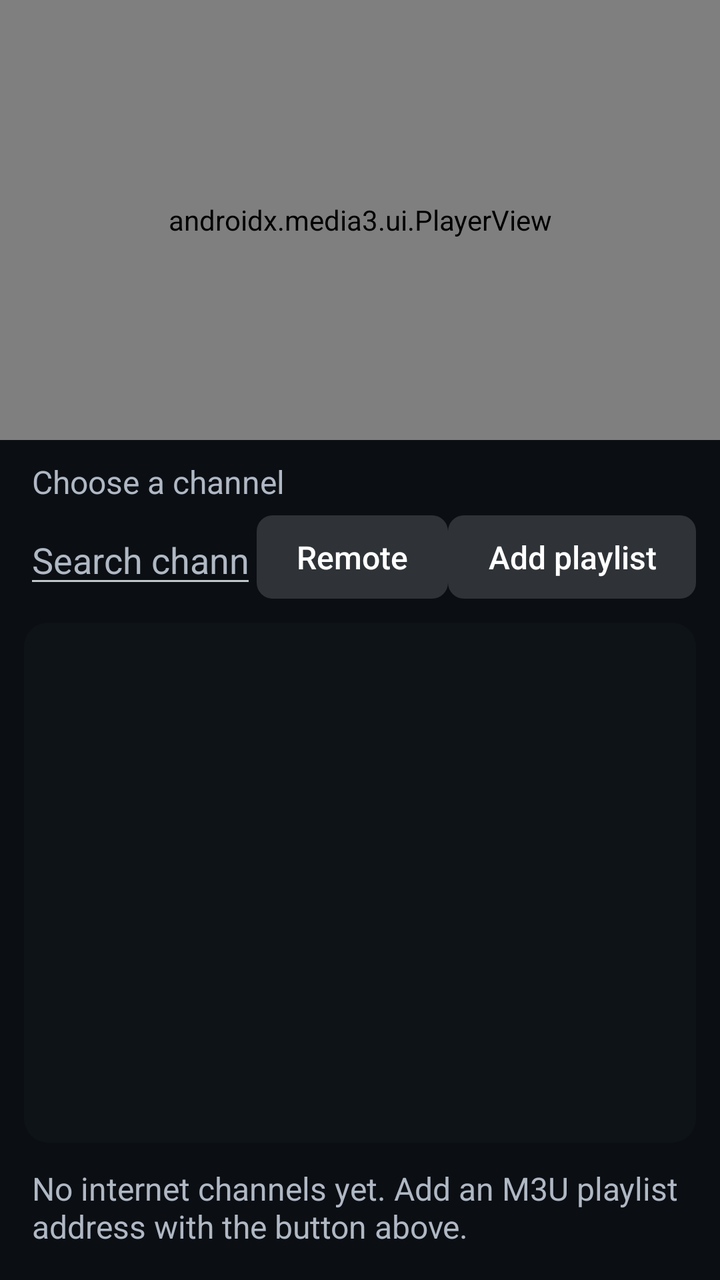
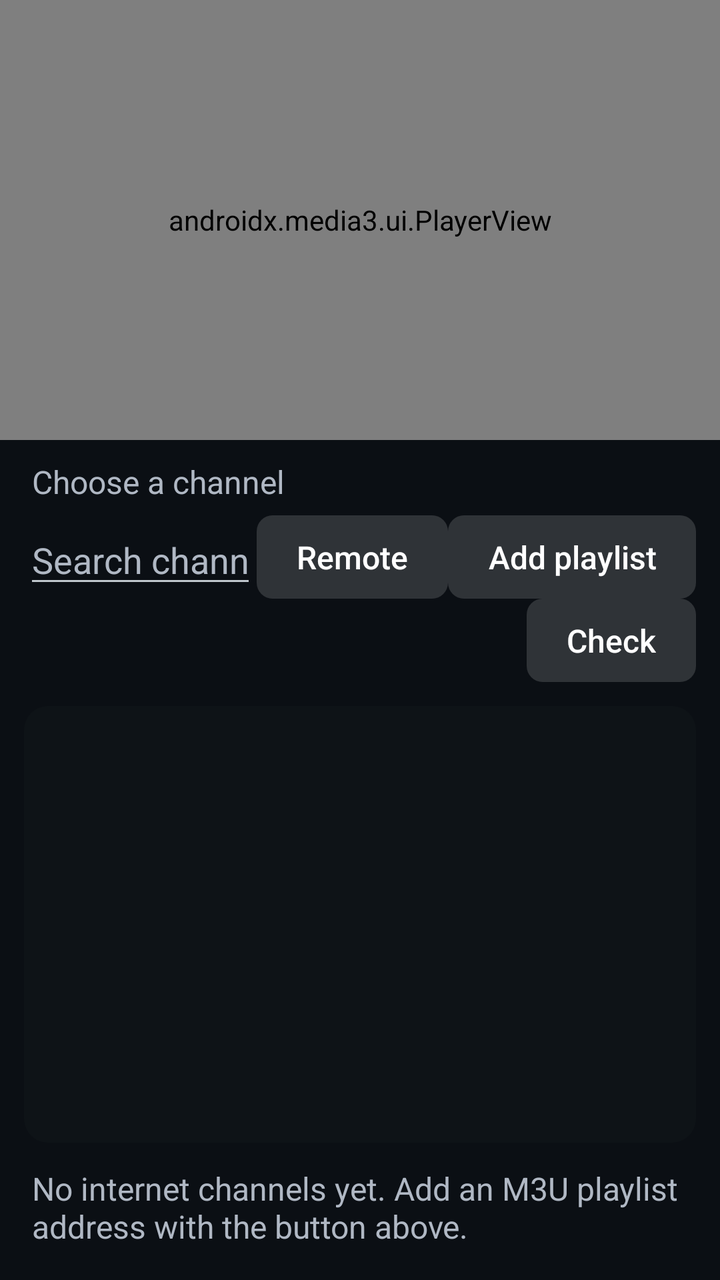

Two renders of the same Android screen: before a commit and after it. Below are the layout's source before the change and the commit's diff.
<!-- AndroidManifest.xml: application theme AppTheme -->
<!-- res/layout/activity_phone.xml -->
<?xml version="1.0" encoding="utf-8"?>
<LinearLayout xmlns:android="http://schemas.android.com/apk/res/android"
    xmlns:app="http://schemas.android.com/apk/res-auto"
    android:layout_width="match_parent"
    android:layout_height="match_parent"
    android:background="#FF0B0F14"
    android:orientation="vertical">

    <androidx.media3.ui.PlayerView
        android:id="@+id/phone_player"
        android:layout_width="match_parent"
        android:layout_height="220dp"
        android:background="#FF000000"
        app:resize_mode="fit"
        app:show_buffering="when_playing" />

    <TextView
        android:id="@+id/phone_status"
        android:layout_width="match_parent"
        android:layout_height="wrap_content"
        android:paddingStart="16dp"
        android:paddingTop="10dp"
        android:paddingEnd="16dp"
        android:paddingBottom="6dp"
        android:text="@string/phone_choose"
        android:textColor="@color/text_secondary"
        android:textSize="16sp" />

    <LinearLayout
        android:layout_width="match_parent"
        android:layout_height="wrap_content"
        android:gravity="center_vertical"
        android:orientation="horizontal"
        android:paddingStart="12dp"
        android:paddingEnd="12dp">

        <EditText
            android:id="@+id/phone_search"
            android:layout_width="0dp"
            android:layout_height="wrap_content"
            android:layout_weight="1"
            android:hint="@string/phone_search_hint"
            android:imeOptions="actionDone"
            android:inputType="text"
            android:singleLine="true"
            android:textColor="@color/text_primary"
            android:textColorHint="@color/text_secondary" />

        <Button
            android:id="@+id/phone_remote"
            android:layout_width="wrap_content"
            android:layout_height="wrap_content"
            android:text="@string/phone_remote" />

        <Button
            android:id="@+id/phone_add"
            android:layout_width="wrap_content"
            android:layout_height="wrap_content"
            android:text="@string/phone_add" />
    </LinearLayout>

    <ListView
        android:id="@+id/phone_list"
        android:layout_width="match_parent"
        android:layout_height="0dp"
        android:layout_margin="12dp"
        android:layout_weight="1"
        android:background="@drawable/panel_bg"
        android:divider="@null"
        android:dividerHeight="0dp" />

    <TextView
        android:id="@+id/phone_empty"
        android:layout_width="match_parent"
        android:layout_height="wrap_content"
        android:paddingStart="16dp"
        android:paddingEnd="16dp"
        android:paddingBottom="16dp"
        android:text="@string/phone_empty"
        android:textColor="@color/text_secondary"
        android:textSize="16sp" />
</LinearLayout>
<!-- resources referenced by this layout -->
<resources>
  <color name="text_primary">#FFFFFFFF</color>
  <color name="text_secondary">#FFB0B8C4</color>
  <!-- drawable panel_bg (drawable) -->
  <?xml version="1.0" encoding="utf-8"?>
  <shape xmlns:android="http://schemas.android.com/apk/res/android">
      <solid android:color="@color/overlay_bg" />
      <corners android:radius="12dp" />
  </shape>
  <string name="phone_add">Add playlist</string>
  <string name="phone_choose">Choose a channel</string>
  <string name="phone_empty">No internet channels yet. Add an M3U playlist address with the button above.</string>
  <string name="phone_remote">Remote</string>
  <string name="phone_search_hint">Search channels</string>
  <style name="AppTheme" parent="@android:style/Theme.DeviceDefault.NoActionBar.Fullscreen">
          <item name="android:windowBackground">@android:color/black</item>
          <item name="android:colorAccent">@color/accent</item>
          <item name="android:buttonStyle">@style/MenuButtonBase</item>
      </style>
  <color name="overlay_bg">#CC101418</color>
  <color name="accent">#FF3D8BFD</color>
  <style name="MenuButtonBase" parent="@android:style/Widget.DeviceDefault.Button">
          <item name="android:minWidth">0dp</item>
          <item name="android:minHeight">0dp</item>
          <item name="android:paddingStart">20dp</item>
          <item name="android:paddingEnd">20dp</item>
          <item name="android:paddingTop">10dp</item>
          <item name="android:paddingBottom">10dp</item>
          <item name="android:background">@drawable/menu_button_bg</item>
          <item name="android:textAllCaps">false</item>
          <item name="android:textColor">@color/text_primary</item>
          <item name="android:textSize">16sp</item>
          <item name="android:stateListAnimator">@null</item>
      </style>
  <!-- drawable menu_button_bg (drawable) -->
  <?xml version="1.0" encoding="utf-8"?>
  <selector xmlns:android="http://schemas.android.com/apk/res/android">
      <item android:state_focused="true"><shape><solid android:color="@color/accent" /><corners android:radius="8dp" /></shape></item>
      <item android:state_pressed="true"><shape><solid android:color="@color/accent" /><corners android:radius="8dp" /></shape></item>
      <item><shape><solid android:color="#26FFFFFF" /><corners android:radius="8dp" /></shape></item>
  </selector>
</resources>

<!-- the commit's change to res/layout/activity_phone.xml (unified diff, before → after) -->
@@ -59,6 +59,21 @@
             android:text="@string/phone_add" />
     </LinearLayout>
 
+    <LinearLayout
+        android:layout_width="match_parent"
+        android:layout_height="wrap_content"
+        android:gravity="end"
+        android:orientation="horizontal"
+        android:paddingStart="12dp"
+        android:paddingEnd="12dp">
+
+        <Button
+            android:id="@+id/phone_check_all"
+            android:layout_width="wrap_content"
+            android:layout_height="wrap_content"
+            android:text="@string/phone_check_all" />
+    </LinearLayout>
+
     <ListView
         android:id="@+id/phone_list"
         android:layout_width="match_parent"
<!-- resource entries referenced after the edit -->
@@ -9,6 +9,7 @@
       <corners android:radius="12dp" />
   </shape>
   <string name="phone_add">Add playlist</string>
+  <string name="phone_check_all">Check</string>
   <string name="phone_choose">Choose a channel</string>
   <string name="phone_empty">No internet channels yet. Add an M3U playlist address with the button above.</string>
   <string name="phone_remote">Remote</string>
